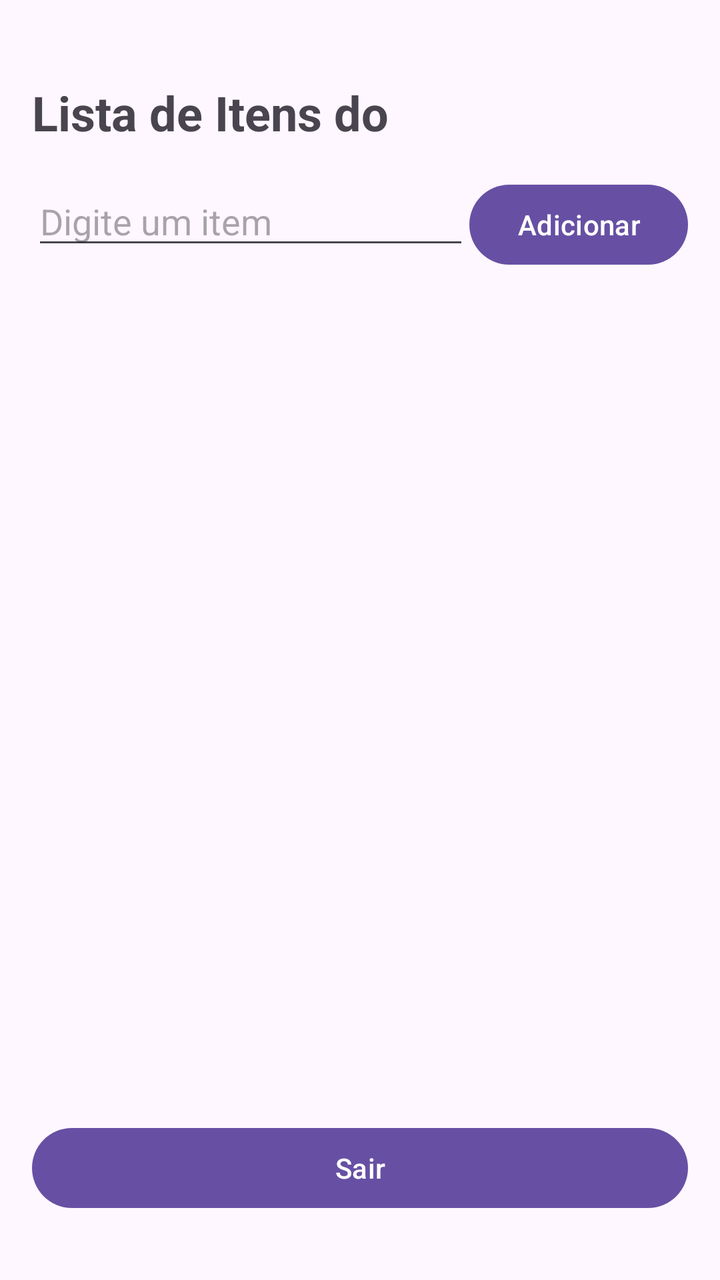
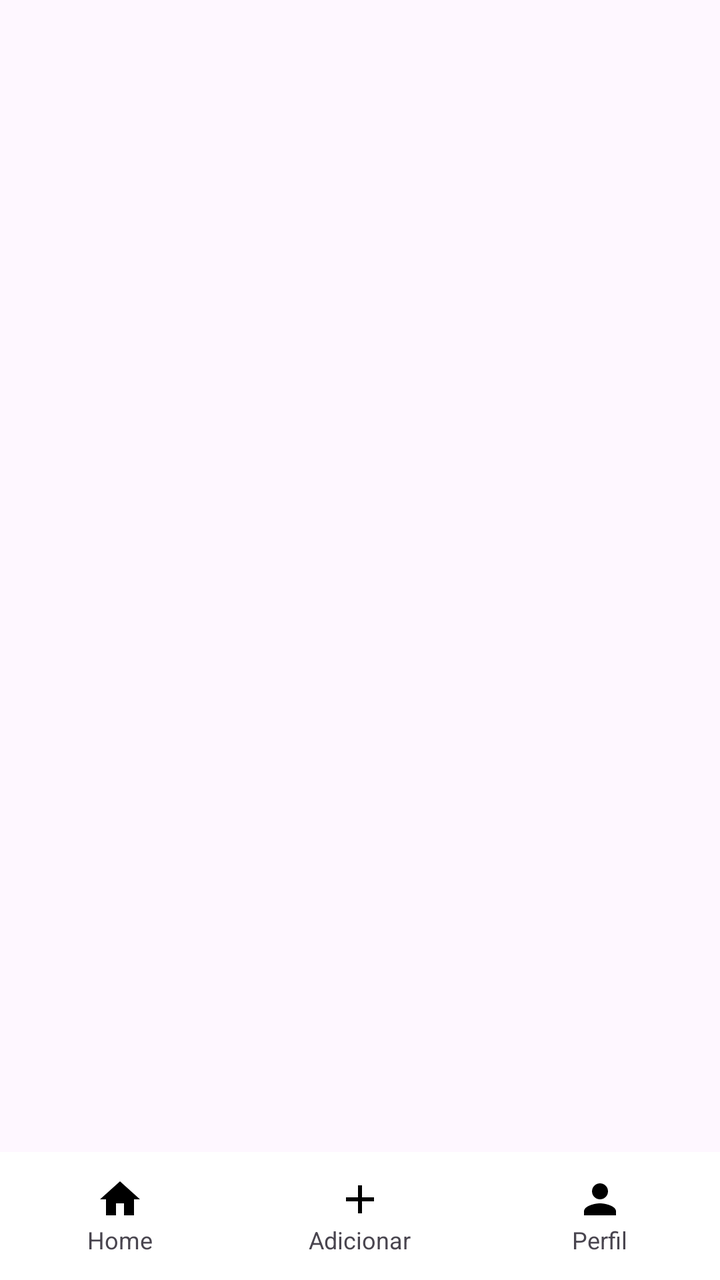

Before-and-after screenshots of an Android layout around one commit, followed by the original layout XML and the change that was made.
<!-- AndroidManifest.xml: application theme Theme.FirebaseAuthApp -->
<!-- res/layout/activity_dashboard.xml -->
<?xml version="1.0" encoding="utf-8"?>
<LinearLayout xmlns:android="http://schemas.android.com/apk/res/android"
    xmlns:app="http://schemas.android.com/apk/res-auto"
    xmlns:tools="http://schemas.android.com/tools"
    android:layout_width="match_parent"
    android:layout_height="match_parent"
    android:orientation="vertical"
    android:padding="16dp"
    tools:context=".ui.dashboard.DashboardActivity">

    <TextView
        android:id="@+id/tvTitle"
        android:layout_width="wrap_content"
        android:layout_height="wrap_content"
        android:text="Lista de Itens do"
        android:textSize="24sp"
        android:layout_marginTop="24dp"
        android:textStyle="bold"
        android:layout_marginBottom="16dp" />

    <LinearLayout
        android:layout_width="match_parent"
        android:layout_height="wrap_content"
        android:orientation="horizontal"
        android:layout_marginBottom="16dp">

        <com.google.android.material.textfield.TextInputEditText
            android:id="@+id/etNewItem"
            android:layout_width="0dp"
            android:layout_height="wrap_content"
            android:layout_weight="1"
            android:hint="Digite um item"
            android:inputType="text" />

        <Button
            android:id="@+id/btnAddItem"
            android:layout_width="wrap_content"
            android:layout_height="wrap_content"
            android:text="Adicionar" />
    </LinearLayout>

    <androidx.recyclerview.widget.RecyclerView
        android:id="@+id/rvItems"
        android:layout_width="match_parent"
        android:layout_height="0dp"
        android:layout_weight="1" />

    <Button
        android:id="@+id/btnLogout"
        android:layout_width="match_parent"
        android:layout_height="wrap_content"
        android:text="Sair"
        android:layout_marginTop="16dp"
        android:layout_marginBottom="16dp"/>

</LinearLayout>
<!-- resources referenced by this layout -->
<resources>
  <style name="Theme.FirebaseAuthApp" parent="Base.Theme.FirebaseAuthApp" />
  <style name="Base.Theme.FirebaseAuthApp" parent="Theme.Material3.DayNight.NoActionBar">
          
          
      </style>
</resources>

<!-- the commit's change to res/layout/activity_dashboard.xml (unified diff, before → after) -->
@@ -1,56 +1,105 @@
 <?xml version="1.0" encoding="utf-8"?>
-<LinearLayout xmlns:android="http://schemas.android.com/apk/res/android"
+<RelativeLayout xmlns:android="http://schemas.android.com/apk/res/android"
     xmlns:app="http://schemas.android.com/apk/res-auto"
     xmlns:tools="http://schemas.android.com/tools"
     android:layout_width="match_parent"
     android:layout_height="match_parent"
     android:orientation="vertical"
-    android:padding="16dp"
-    tools:context=".ui.dashboard.DashboardActivity">
+    tools:context=".ui.screensdashboard.dashboard.DashboardActivity">
 
-    <TextView
-        android:id="@+id/tvTitle"
-        android:layout_width="wrap_content"
-        android:layout_height="wrap_content"
-        android:text="Lista de Itens do"
-        android:textSize="24sp"
-        android:layout_marginTop="24dp"
-        android:textStyle="bold"
-        android:layout_marginBottom="16dp" />
+    
+    <FrameLayout
+        android:id="@+id/container_center"
+        android:layout_width="match_parent"
+        android:layout_height="match_parent"
+        android:layout_above="@id/bottomNavContainer"/>
 
+    
     <LinearLayout
+        android:id="@+id/bottomNavContainer"
         android:layout_width="match_parent"
         android:layout_height="wrap_content"
-        android:orientation="horizontal"
-        android:layout_marginBottom="16dp">
+        android:layout_alignParentBottom="true"
+        android:orientation="vertical">
 
-        <com.google.android.material.textfield.TextInputEditText
-            android:id="@+id/etNewItem"
-            android:layout_width="0dp"
-            android:layout_height="wrap_content"
-            android:layout_weight="1"
-            android:hint="Digite um item"
-            android:inputType="text" />
+        <LinearLayout
+            android:id="@+id/rootLayout"
+            android:layout_width="match_parent"
+            android:layout_height="64dp"
+            android:orientation="horizontal"
+            android:background="#FFFFFF"
+            android:elevation="8dp">
 
-        <Button
-            android:id="@+id/btnAddItem"
-            android:layout_width="wrap_content"
-            android:layout_height="wrap_content"
-            android:text="Adicionar" />
+            
+            <LinearLayout
+                android:id="@+id/navHome"
+                android:layout_width="0dp"
+                android:layout_height="match_parent"
+                android:layout_weight="1"
+                android:gravity="center"
+                android:orientation="vertical">
+
+                <ImageView
+                    android:id="@+id/iconHome"
+                    android:layout_width="24dp"
+                    android:layout_height="24dp"
+                    android:src="@drawable/ic_home"/>
+
+                <TextView
+                    android:layout_width="wrap_content"
+                    android:layout_height="wrap_content"
+                    android:id="@+id/textHome"
+                    android:text="Home"
+                    android:textSize="12sp"/>
+
+            </LinearLayout>
+
+            <LinearLayout
+                android:id="@+id/navAddSale"
+                android:layout_width="0dp"
+                android:layout_height="match_parent"
+                android:layout_weight="1"
+                android:gravity="center"
+                android:orientation="vertical">
+
+                <ImageView
+                    android:id="@+id/iconAdd"
+                    android:layout_width="24dp"
+                    android:layout_height="24dp"
+                    android:src="@drawable/ic_addsale"/>
+
+                <TextView
+                    android:layout_width="wrap_content"
+                    android:layout_height="wrap_content"
+                    android:id="@+id/textAdd"
+                    android:text="Adicionar"
+                    android:textSize="12sp"/>
+            </LinearLayout>
+
+            <LinearLayout
+                android:id="@+id/navProfile"
+                android:layout_width="0dp"
+                android:layout_height="match_parent"
+                android:layout_weight="1"
+                android:gravity="center"
+                android:orientation="vertical">
+
+                <ImageView
+                    android:id="@+id/iconProfile"
+                    android:layout_width="24dp"
+                    android:layout_height="24dp"
+                    android:src="@drawable/ic_profile"/>
+
+                <TextView
+                    android:layout_width="wrap_content"
+                    android:layout_height="wrap_content"
+                    android:id="@+id/textProfile"
+                    android:text="Perfil"
+                    android:textSize="12sp"/>
+            </LinearLayout>
+
+        </LinearLayout>
+
     </LinearLayout>
 
-    <androidx.recyclerview.widget.RecyclerView
-        android:id="@+id/rvItems"
-        android:layout_width="match_parent"
-        android:layout_height="0dp"
-        android:layout_weight="1" />
-
-    <Button
-        android:id="@+id/btnLogout"
-        android:layout_width="match_parent"
-        android:layout_height="wrap_content"
-        android:text="Sair"
-        android:layout_marginTop="16dp"
-        android:layout_marginBottom="16dp"/>
-
-</LinearLayout>
+</RelativeLayout>
<!-- resource entries referenced after the edit -->
@@ -1,5 +1,23 @@
 <!-- resources referenced by this layout -->
 <resources>
+  <!-- drawable ic_addsale (drawable) -->
+  <vector xmlns:android="http://schemas.android.com/apk/res/android" android:height="24dp" android:tint="#000000" android:viewportHeight="24" android:viewportWidth="24" android:width="24dp">
+        
+      <path android:fillColor="@android:color/white" android:pathData="M19,13h-6v6h-2v-6H5v-2h6V5h2v6h6v2z"/>
+      
+  </vector>
+  <!-- drawable ic_home (drawable) -->
+  <vector xmlns:android="http://schemas.android.com/apk/res/android" android:height="24dp" android:tint="#000000" android:viewportHeight="24" android:viewportWidth="24" android:width="24dp">
+        
+      <path android:fillColor="@android:color/white" android:pathData="M10,20v-6h4v6h5v-8h3L12,3 2,12h3v8z"/>
+      
+  </vector>
+  <!-- drawable ic_profile (drawable) -->
+  <vector xmlns:android="http://schemas.android.com/apk/res/android" android:height="24dp" android:tint="#000000" android:viewportHeight="24" android:viewportWidth="24" android:width="24dp">
+        
+      <path android:fillColor="@android:color/white" android:pathData="M12,12c2.21,0 4,-1.79 4,-4s-1.79,-4 -4,-4 -4,1.79 -4,4 1.79,4 4,4zM12,14c-2.67,0 -8,1.34 -8,4v2h16v-2c0,-2.66 -5.33,-4 -8,-4z"/>
+      
+  </vector>
   <style name="Theme.FirebaseAuthApp" parent="Base.Theme.FirebaseAuthApp" />
   <style name="Base.Theme.FirebaseAuthApp" parent="Theme.Material3.DayNight.NoActionBar">
           
